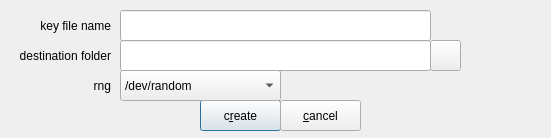
This is zuluCrypt-gui/createkeyfile.ui in mhogomchungu/zuluCrypt as Qt 5 draws it before an edit. The edited form follows.
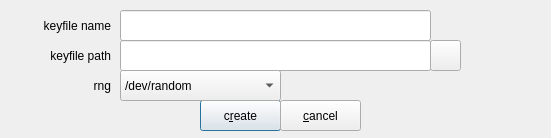
This is the edited form.

Diff of the .ui file:
```diff
--- a/zuluCrypt-gui/createkeyfile.ui
+++ b/zuluCrypt-gui/createkeyfile.ui
@@ -36,7 +36,7 @@
     </rect>
    </property>
    <property name="text">
-    <string>key file name</string>
+    <string>keyfile name</string>
    </property>
    <property name="alignment">
     <set>Qt::AlignRight|Qt::AlignTrailing|Qt::AlignVCenter</set>
@@ -119,7 +119,7 @@
     </rect>
    </property>
    <property name="text">
-    <string>destination folder</string>
+    <string>keyfile path</string>
    </property>
    <property name="alignment">
     <set>Qt::AlignRight|Qt::AlignTrailing|Qt::AlignVCenter</set>
```
